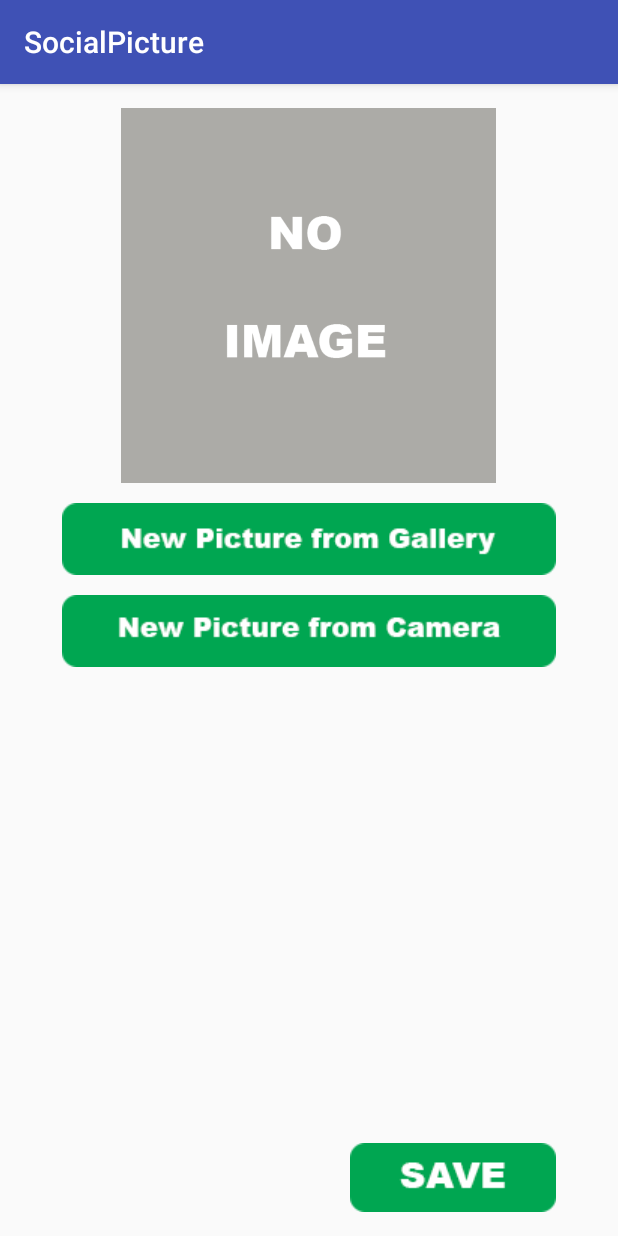
After one commit to rafaelbr/MLND_CV, an Android app: the NewPictureActivity screen opened directly, with no data from a screen before it, on a phone screen of 412 x 824 dp. The commit adds this screen. Run offline under Robolectric (Android 15) with nearby library versions, the phone set to English and light mode, and no system bars; pictures from the network do not load.

Commit message:
Work on android

```diff
--- /dev/null
+++ b/Android/SocialPicture/app/src/main/java/br/com/geekfox/socialpicture/activities/NewPictureActivity.java
@@ -0,0 +1,61 @@
+package br.com.geekfox.socialpicture.activities;
+
+import android.app.Activity;
+import android.content.Intent;
+import android.database.Cursor;
+import android.graphics.BitmapFactory;
+import android.net.Uri;
+import android.provider.MediaStore;
+import android.support.v7.app.AppCompatActivity;
+import android.os.Bundle;
+import android.view.View;
+import android.widget.ImageView;
+
+import br.com.geekfox.socialpicture.R;
+
+public class NewPictureActivity extends AppCompatActivity {
+
+    private static final int PICK_IMAGE = 1000;
+    private static final int CAMERA_REQUEST = 1001;
+
+    @Override
+    protected void onCreate(Bundle savedInstanceState) {
+        super.onCreate(savedInstanceState);
+        setContentView(R.layout.activity_new_picture);
+
+
+    }
+
+    public void onClickNewGallery(View v) {
+        Intent intent = new Intent(Intent.ACTION_PICK, MediaStore.Images.Media.EXTERNAL_CONTENT_URI);
+        intent.setType("image/*");
+
+        startActivityForResult(intent, PICK_IMAGE);
+    }
+
+    public void onClickNewCamera(View v) {
+
+    }
+
+    public void onClickSave(View v) {
+
+    }
+
+    protected void onActivityResult(int requestCode, int resultCode, Intent data) {
+        if (requestCode == PICK_IMAGE && resultCode == Activity.RESULT_OK && data != null) {
+            Uri selectedImage = data.getData();
+            String[] filePathColumn = { MediaStore.Images.Media.DATA };
+
+            Cursor cursor = getContentResolver().query(selectedImage, filePathColumn, null, null, null);
+            cursor.moveToFirst();
+
+            int columnIndex = cursor.getColumnIndex(filePathColumn[0]);
+            String picturePath = cursor.getString(columnIndex);
+            cursor.close();
+
+            ImageView imgPreview = (ImageView) findViewById(R.id.imgPreview);
+            //imgPreview.setImageBitmap(BitmapFactory.decodeFile(picturePath));
+            imgPreview.setImageURI(selectedImage);
+        }
+    }
+}
--- /dev/null
+++ b/Android/SocialPicture/app/src/main/res/layout/activity_new_picture.xml
@@ -0,0 +1,53 @@
+<?xml version="1.0" encoding="utf-8"?>
+<RelativeLayout xmlns:android="http://schemas.android.com/apk/res/android"
+    xmlns:app="http://schemas.android.com/apk/res-auto"
+    xmlns:tools="http://schemas.android.com/tools"
+    android:id="@+id/activity_new_picture"
+    android:layout_width="match_parent"
+    android:layout_height="match_parent"
+    android:paddingBottom="@dimen/activity_vertical_margin"
+    android:paddingLeft="@dimen/activity_horizontal_margin"
+    android:paddingRight="@dimen/activity_horizontal_margin"
+    android:paddingTop="@dimen/activity_vertical_margin"
+    tools:context="br.com.geekfox.socialpicture.activities.NewPictureActivity">
+
+    <ImageView
+        app:srcCompat="@drawable/no_image"
+        android:id="@+id/imgPreview"
+        android:layout_width="250dp"
+        android:layout_height="250dp"
+        android:layout_alignParentTop="true"
+        android:layout_centerHorizontal="true" />
+
+    <ImageButton
+        android:layout_width="wrap_content"
+        app:srcCompat="@drawable/new_image_gallery"
+        android:layout_below="@+id/imgPreview"
+        android:layout_centerHorizontal="true"
+        android:layout_marginTop="13dp"
+        android:id="@+id/imageButton"
+        android:layout_height="wrap_content"
+        android:background="@android:color/transparent"
+        android:onClick="onClickNewGallery" />
+
+    <ImageButton
+        android:layout_width="wrap_content"
+        android:layout_height="wrap_content"
+        app:srcCompat="@drawable/new_image_camera"
+        android:layout_below="@+id/imageButton"
+        android:layout_centerHorizontal="true"
+        android:layout_marginTop="13dp"
+        android:id="@+id/imageButton2"
+        android:background="@android:color/transparent"
+        android:onClick="onClickNewCamera (NewPictureActivity)" />
+
+    <ImageButton
+        android:layout_width="wrap_content"
+        android:layout_height="wrap_content"
+        app:srcCompat="@drawable/save_button"
+        android:layout_alignParentBottom="true"
+        android:layout_alignEnd="@+id/imageButton2"
+        android:id="@+id/imageButton3"
+        android:background="@android:color/transparent"
+        android:onClick="onClickSave (NewPictureActivity)" />
+</RelativeLayout>
--- a/Android/SocialPicture/app/src/main/res/layout/content_main2.xml
+++ b/Android/SocialPicture/app/src/main/res/layout/content_main2.xml
@@ -10,7 +10,7 @@
     android:paddingRight="@dimen/activity_horizontal_margin"
     android:paddingTop="@dimen/activity_vertical_margin"
     app:layout_behavior="@string/appbar_scrolling_view_behavior"
-    tools:context="br.com.geekfox.socialpicture.Main2Activity"
+    tools:context="br.com.geekfox.socialpicture.activities.Main2Activity"
     tools:showIn="@layout/activity_main2">
 
     <ListView
--- a/Android/SocialPicture/app/src/main/res/menu/activity_main.xml
+++ b/Android/SocialPicture/app/src/main/res/menu/activity_main.xml
@@ -1,7 +1,7 @@
 <menu xmlns:android="http://schemas.android.com/apk/res/android"
     xmlns:app="http://schemas.android.com/apk/res-auto"
     xmlns:tools="http://schemas.android.com/tools"
-    tools:context="br.com.geekfox.socialpicture.Main2Activity">
+    tools:context="br.com.geekfox.socialpicture.activities.Main2Activity">
     <item
         android:id="@+id/action_settings"
         android:orderInCategory="100"
```
Also changed, not shown: Android/SocialPicture/app/build.gradle (+7 -0 lines), Android/SocialPicture/app/src/main/AndroidManifest.xml (+6 -1 lines), Android/SocialPicture/app/src/main/java/br/com/geekfox/socialpicture/Main2Activity.java (deleted, +0 -52 lines), Android/SocialPicture/app/src/main/java/br/com/geekfox/socialpicture/activities/Main2Activity.java (added, +102 -0 lines), Android/SocialPicture/app/src/main/java/br/com/geekfox/socialpicture/adapters/PicturesListAdapter.java (added, +68 -0 lines), Android/SocialPicture/app/src/main/java/br/com/geekfox/socialpicture/json/ImageData.java (added, +45 -0 lines), Android/SocialPicture/app/src/main/java/br/com/geekfox/socialpicture/webservice/PictureDataService.java (added, +130 -0 lines), Android/SocialPicture/app/src/main/res/layout/activity_main2.xml (+6 -1 lines), Android/SocialPicture/app/src/main/res/layout/imagelist_layout.xml (added, +21 -0 lines), Android/SocialPicture/app/src/main/res/drawable/new_desc_button.png (added), Android/SocialPicture/app/src/main/res/drawable/new_image_camera.png (added), Android/SocialPicture/app/src/main/res/drawable/new_image_gallery.png (added), Android/SocialPicture/app/src/main/res/drawable/no_image.png (added), Android/SocialPicture/app/src/main/res/drawable/save_button.png (added).
